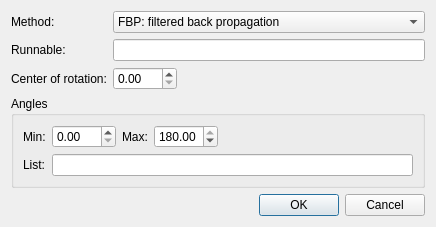
Old version of the form Code/Mantid/MantidQt/CustomInterfaces/inc/MantidQtCustomInterfaces/TomoReconstruction/TomoToolConfigAstra.ui in the repository mantidproject/mantid.
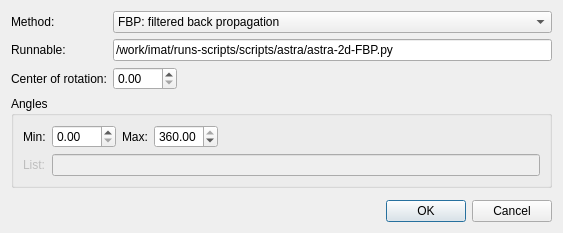
New version of the form.

```diff
--- a/Code/Mantid/MantidQt/CustomInterfaces/inc/MantidQtCustomInterfaces/TomoReconstruction/TomoToolConfigAstra.ui
+++ b/Code/Mantid/MantidQt/CustomInterfaces/inc/MantidQtCustomInterfaces/TomoReconstruction/TomoToolConfigAstra.ui
@@ -9,8 +9,8 @@
    <rect>
     <x>0</x>
     <y>0</y>
-    <width>436</width>
-    <height>225</height>
+    <width>563</width>
+    <height>233</height>
    </rect>
   </property>
   <property name="windowTitle">
@@ -47,6 +47,9 @@
         </item>
         <item row="1" column="0">
          <widget class="QLabel" name="label_runnable_4">
+          <property name="enabled">
+           <bool>false</bool>
+          </property>
           <property name="text">
            <string>List:</string>
           </property>
@@ -60,15 +63,19 @@
          </widget>
         </item>
         <item row="1" column="1" colspan="4">
-         <widget class="QLineEdit" name="lineEdit"/>
+         <widget class="QLineEdit" name="lineEdit">
+          <property name="enabled">
+           <bool>false</bool>
+          </property>
+         </widget>
         </item>
         <item row="0" column="3">
          <widget class="QDoubleSpinBox" name="doubleSpinBox_3">
           <property name="maximum">
-           <double>180.000000000000000</double>
+           <double>360.000000000000000</double>
           </property>
           <property name="value">
-           <double>180.000000000000000</double>
+           <double>360.000000000000000</double>
           </property>
          </widget>
         </item>
@@ -97,7 +104,11 @@
       </widget>
      </item>
      <item row="2" column="1" colspan="2">
-      <widget class="QLineEdit" name="lineEdit_runnable"/>
+      <widget class="QLineEdit" name="lineEdit_runnable">
+       <property name="text">
+        <string>/work/imat/runs-scripts/scripts/astra/astra-2d-FBP.py</string>
+       </property>
+      </widget>
      </item>
      <item row="2" column="0">
       <widget class="QLabel" name="label_runnable">
```
Left out of the diff: 8 changed lines with no effect on the pictures.
